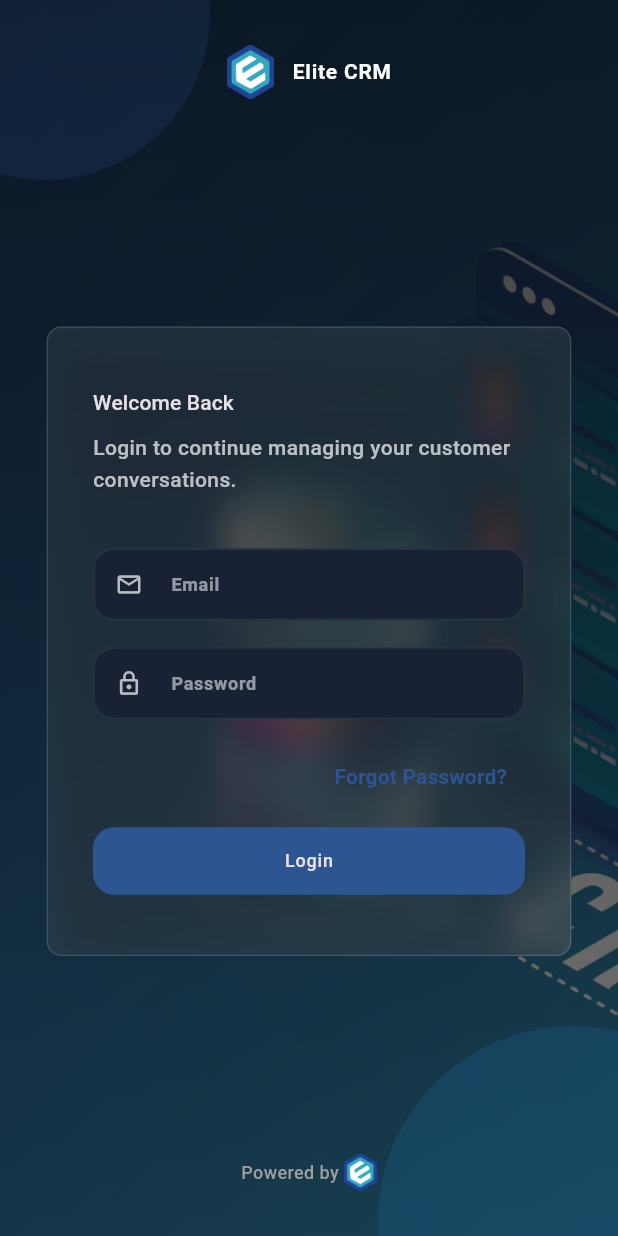
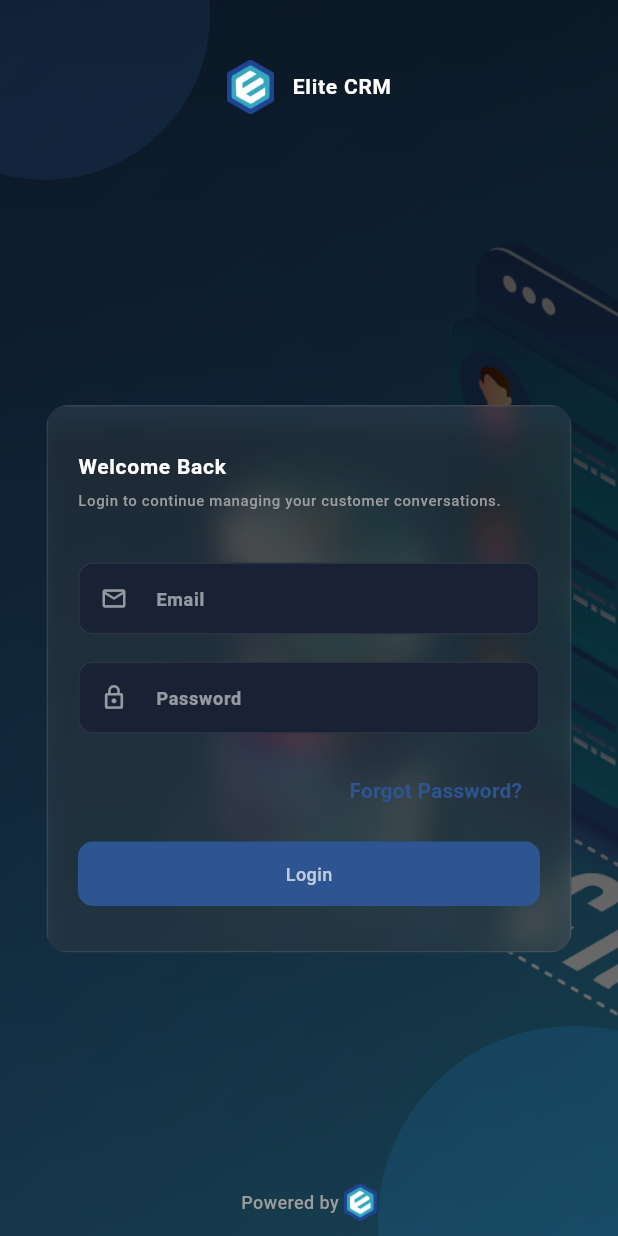
Before and after one commit to MubashirMunir/omni_channel, a Flutter app: the LoginView screen opened by its route, on a phone screen of 412 x 824 dp. Run offline on Flutter 3.47's test engine with Material 3 defaults, Android fonts, the phone set to English and light mode, and no system bars; our stand-ins replace awesome_notifications, connectivity_plus, dio, fl_chart, flutter_screenutil, get and 1 more; missing offline and left inert: dart:ui_web; accounts and stored records are empty.

Commit message:
responsive login

```diff
--- a/lib/theme/theme.dart
+++ b/lib/theme/theme.dart
@@ -358,7 +358,7 @@ class AppTheme {
 
         enabledBorder: OutlineInputBorder(
           borderRadius: BorderRadius.circular(
-            radiusMD(context),
+            radiusSM(context),
           ),
           borderSide: BorderSide(
             color: Colors.grey.shade300,
@@ -367,7 +367,7 @@ class AppTheme {
 
         focusedBorder: OutlineInputBorder(
           borderRadius: BorderRadius.circular(
-            radiusMD(context),
+            radiusSM(context),
           ),
           borderSide: const BorderSide(
             color: primaryColor,
@@ -377,7 +377,7 @@ class AppTheme {
 
         errorBorder: OutlineInputBorder(
           borderRadius: BorderRadius.circular(
-            radiusMD(context),
+            radiusSM(context),
           ),
           borderSide: const BorderSide(
             color: errorColor,
@@ -412,7 +412,7 @@ class AppTheme {
 
           shape: RoundedRectangleBorder(
             borderRadius: BorderRadius.circular(
-              radiusMD(context),
+              radiusSM(context),
             ),
           ),
         ),
@@ -526,7 +526,7 @@ class AppTheme {
 
         enabledBorder: OutlineInputBorder(
           borderRadius: BorderRadius.circular(
-            radiusMD(context),
+            radiusSM(context),
           ),
           borderSide: BorderSide(
             color: Colors.white.withOpacity(0.08),
@@ -535,7 +535,7 @@ class AppTheme {
 
         focusedBorder: OutlineInputBorder(
           borderRadius: BorderRadius.circular(
-            radiusMD(context),
+            radiusSM(context),
           ),
           borderSide: const BorderSide(
             color: primaryColor,
@@ -567,7 +567,7 @@ class AppTheme {
 
           shape: RoundedRectangleBorder(
             borderRadius: BorderRadius.circular(
-              radiusMD(context),
+              radiusSM(context),
             ),
           ),
         ),
--- a/lib/views/login/view.dart
+++ b/lib/views/login/view.dart
@@ -16,9 +16,9 @@ class LoginView extends StatelessWidget {
 
   @override
   Widget build(BuildContext context) {
-    var isMobile =Responsive.isMobile(context);
-    var isTab =Responsive.isTablet(context);
-    var isWeb =Responsive.isDesktop(context);
+    var isMobile = Responsive.isMobile(context);
+    var isTab = Responsive.isTablet(context);
+    var isWeb = Responsive.isDesktop(context);
     return GetBuilder<LoginController>(
       init: LoginController(),
       builder: (ctrl) {
@@ -60,7 +60,7 @@ class LoginView extends StatelessWidget {
                 bottom: -120,
                 right: -100,
                 child: _blurCircle(
-                  size:   260,
+                  size: 260,
                   color: Colors.blue.withOpacity(0.12),
                 ),
               ),
@@ -70,33 +70,37 @@ class LoginView extends StatelessWidget {
                 child: Column(
                   children: [
                     Padding(
-                      padding: const EdgeInsets.symmetric(
-                        vertical: 30,
+                      padding: EdgeInsets.symmetric(
+                        vertical: 40,
+                        horizontal: isWeb ? 200 : 0,
                       ),
+
                       child: Row(
-                        mainAxisAlignment: MainAxisAlignment.center,
+                        mainAxisAlignment: isWeb
+                            ? MainAxisAlignment.start
+                            : MainAxisAlignment.center,
                         children: [
                           Image.asset('assets/images/e.png', height: 36),
                           const SizedBox(width: 12),
                           Text(
                             "Elite CRM",
-                            style: Theme.of(context).textTheme.bodyLarge
-
+                            style: Theme.of(context).textTheme.bodyLarge,
                           ),
                         ],
                       ),
                     ),
 
                     Expanded(
+                      child: Padding(
+                        padding: EdgeInsets.only(left: isWeb ? 80 : 0),
                         child: Align(
-                        alignment:
-                        isMobile?
-                        Alignment.center:
-                        Alignment.centerLeft,
+                          alignment: isMobile
+                              ? Alignment.center
+                              : Alignment.centerLeft,
                           child: SingleChildScrollView(
                             child: ClipRRect(
                               borderRadius: BorderRadius.circular(
-                              AppTheme.radiusSM(context),
+                                AppTheme.radiusMD(context),
                               ),
                               child: BackdropFilter(
                                 filter: ImageFilter.blur(
@@ -104,10 +108,16 @@ class LoginView extends StatelessWidget {
                                   sigmaY: 14,
                                 ),
                                 child: Container(
-                                width: isMobile? 350:isTab?400:isWeb ?400:0,
+                                  width: isMobile
+                                      ? 350
+                                      : isTab
+                                      ? 360
+                                      : isWeb
+                                      ? 400
+                                      : 0,
                                   padding: const EdgeInsets.symmetric(
-                                  horizontal: 30,
-                                  vertical: 40,
+                                    horizontal: 20,
+                                    vertical: 30,
                                   ),
                                   decoration: BoxDecoration(
                                     color: Colors.white.withOpacity(0.08),
@@ -115,12 +125,12 @@ class LoginView extends StatelessWidget {
                                       AppTheme.radiusSM(context),
                                     ),
                                     border: Border.all(
-                                    color: Colors.white.withOpacity(0.15),
+                                      color: Colors.white.withOpacity(0.091),
                                     ),
                                     boxShadow: [
                                       BoxShadow(
                                         color: Colors.black.withOpacity(0.25),
-                                      blurRadius: 30,
+                                        blurRadius: 10,
                                         offset: const Offset(0, 15),
                                       ),
                                     ],
@@ -132,19 +142,19 @@ class LoginView extends StatelessWidget {
                                     children: [
                                       Text(
                                         "Welcome Back",
-                                       style: Theme.of(context).textTheme.labelLarge,
-
+                                        style: Theme.of(
+                                          context,
+                                        ).textTheme.bodyLarge,
                                       ),
 
-                                    const SizedBox(height: 10),
+                                      const SizedBox(height: 5),
 
                                       Text(
                                         "Login to continue managing your customer conversations.",
-                                      style: TextStyle(
-                                        color: Colors.white.withOpacity(0.7),
-                                        height: 1.5,
-                                        fontSize: 14,
-                                      ),
+                                        style: Theme.of(context)
+                                            .textTheme
+                                            .bodySmall
+                                            ?.copyWith(color: Colors.grey),
                                       ),
 
                                       const SizedBox(height: 35),
@@ -229,12 +239,18 @@ class LoginView extends StatelessWidget {
                           ),
                         ),
                       ),
+                    ),
 
                     /// Footer
                     Padding(
-                      padding: EdgeInsets.only(bottom: 30, top: 10),
+                      padding: EdgeInsets.only(
+                        bottom: 10,
+                        left: isWeb ? 200 : 0,
+                      ),
                       child: Row(
-                        mainAxisAlignment: MainAxisAlignment.center,
+                        mainAxisAlignment: isWeb
+                            ? MainAxisAlignment.start
+                            : MainAxisAlignment.center,
                         children: [
                           TextWidget("Powered by ", color: Colors.grey),
                           Image.asset('assets/images/e.png', height: 25),
--- a/lib/widgets/btn.dart
+++ b/lib/widgets/btn.dart
@@ -7,7 +7,7 @@ class CustomButton extends StatelessWidget {
     required this.text,
     required this.onPressed,
     this.icon,
-    this.height = 45,
+    this.height = 43,
     this.width,
     this.borderRadius = 8,
   });
@@ -25,6 +25,7 @@ class CustomButton extends StatelessWidget {
       height: height,
       width: width,
       child: ElevatedButton(
+
         onPressed: onPressed,
 
         child: icon == null
@@ -32,14 +33,14 @@ class CustomButton extends StatelessWidget {
                 text,
                 style: Theme.of(
                   context,
-                ).textTheme.labelMedium,
+                ).textTheme.bodyMedium,
               )
             : Row(
                 mainAxisSize: MainAxisSize.min,
                 children: [
                   icon!,
                   const SizedBox(width: 8),
-                  Text(text, style: Theme.of(context).textTheme.labelMedium),
+                  Text(text, style: Theme.of(context).textTheme.bodyMedium),
                 ],
               ),
       ),
--- a/lib/widgets/input_fileds.dart
+++ b/lib/widgets/input_fileds.dart
@@ -32,13 +32,13 @@ class InputFields extends StatelessWidget {
         // hintStyle: TextStyle(
         //   color: Colors.white.withOpacity(0.5),
         // ),
-        prefixIcon: Icon(icon, color: Colors.white70),
+        prefixIcon: Icon(icon, color: Colors.white54),
         filled: true,
         // fillColor: Colors.white.withOpacity(0.1),
-        border: OutlineInputBorder(
-          borderRadius: BorderRadius.circular(14),
-          borderSide: BorderSide.none,
-        ),
+        // border: OutlineInputBorder(
+        //   borderRadius: BorderRadius.circular(10),
+        //   borderSide: BorderSide.none,
+        // ),
       ),
     );
   }
```
Lines whose indentation alone changed are shown as unchanged.
